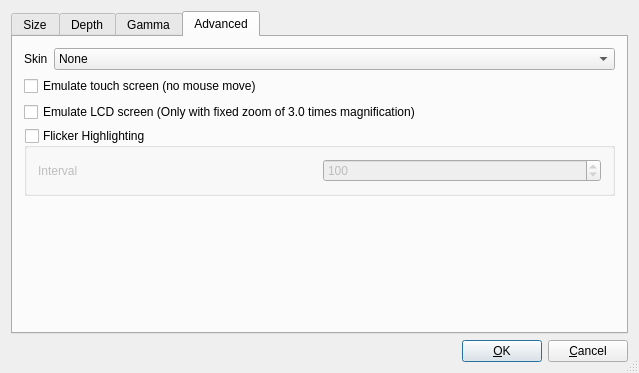
Old version of the form tools/qvfb/config.ui in the repository arnt/qt-history2.
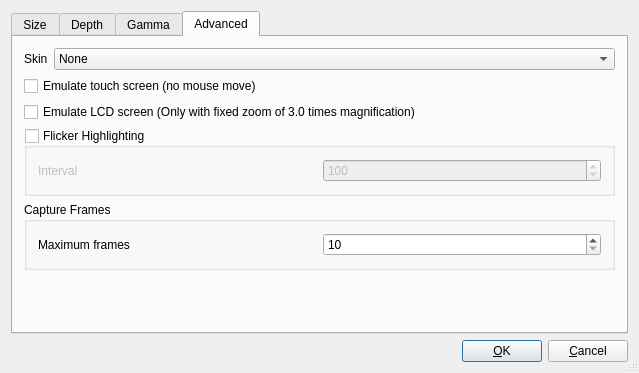
New version of the form.

Commit message: p4i integration Integrate 269797 from 4.3 to main: Fixes:    Syncronises QVFb frame buffer (e.g. get every frame, not poll and get some) Task:     NA RevBy:    NA - but mostly based of Aaron K's patch AutoTest: NA Details:  Integration of patch from Aaron Kennedy.  Make sure every frame        painted by Qtopia is checked for flicker, rather than relying on polling to catch        every frame.  Also in the patch (e.g. icing on the cake) is a frame capture,        which will capture a series of changes to the screen so  that the nature of the        flicker can be reviewed.

Patch:
```diff
--- a/tools/qvfb/config.ui
+++ b/tools/qvfb/config.ui
@@ -2376,6 +2376,35 @@
          </layout>
         </widget>
        </item>
+       <item>
+        <widget class="QGroupBox" name="groupBox" >
+         <property name="title" >
+          <string>Capture Frames</string>
+         </property>
+         <layout class="QHBoxLayout" >
+          <item>
+           <widget class="QLabel" name="label_2" >
+            <property name="text" >
+             <string>Maximum frames</string>
+            </property>
+           </widget>
+          </item>
+          <item>
+           <widget class="QSpinBox" name="maxFrames" >
+            <property name="minimum" >
+             <number>10</number>
+            </property>
+            <property name="maximum" >
+             <number>200</number>
+            </property>
+            <property name="singleStep" >
+             <number>10</number>
+            </property>
+           </widget>
+          </item>
+         </layout>
+        </widget>
+       </item>
        <item>
         <spacer>
          <property name="orientation" >
```
Left out of the diff: 2 changed lines with no effect on the pictures. The commit also changes 15 other files.
